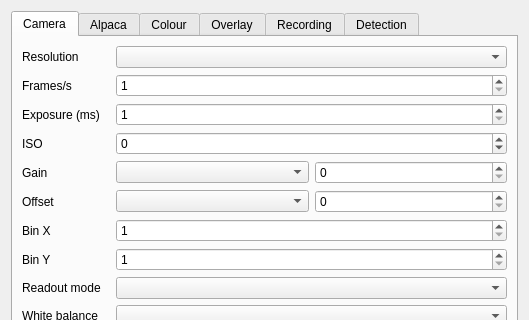
Before: the Qt Designer form plugins/feature/camera/camerasettingsdialog.ui in srcejon/sdrangel, drawn with Qt 5; both pictures show x 0 to 529 and y 0 to 320 of the 529 by 714 pixel window.
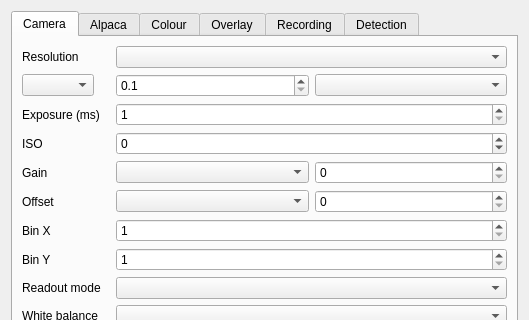
After: the same form once the commit is applied. The open tabs and pages were chosen to show the change. Icons and pictures are not drawn.

Commit message: Add interval camera capture mode

Patch:
```diff
--- a/plugins/feature/camera/camerasettingsdialog.ui
+++ b/plugins/feature/camera/camerasettingsdialog.ui
@@ -41,9 +41,9 @@
           </widget>
          </item>
          <item row="1" column="0">
-          <widget class="QLabel" name="fpsLabel">
-           <property name="text">
-            <string>Frames/s</string>
+          <widget class="QComboBox" name="fpsLabel">
+           <property name="toolTip">
+            <string>Select whether the camera captures video frames continuously or still images at an interval</string>
            </property>
           </widget>
          </item>
@@ -316,7 +316,7 @@
           </widget>
          </item>
          <item row="1" column="1">
-          <widget class="QStackedWidget" name="fpsStack">
+          <widget class="QStackedWidget" name="captureValueStack">
            <property name="sizePolicy">
             <sizepolicy hsizetype="Preferred" vsizetype="Maximum">
              <horstretch>0</horstretch>
@@ -324,6 +324,25 @@
             </sizepolicy>
            </property>
            <property name="currentIndex">
+            <number>0</number>
+           </property>
+           <widget class="QWidget" name="frameRatePage">
+            <layout class="QHBoxLayout" name="captureModeFrameRateLayout">
+             <property name="leftMargin">
+              <number>0</number>
+             </property>
+             <property name="topMargin">
+              <number>0</number>
+             </property>
+             <property name="rightMargin">
+              <number>0</number>
+             </property>
+             <property name="bottomMargin">
+              <number>0</number>
+             </property>
+             <item>
+              <widget class="QStackedWidget" name="fpsStack">
+               <property name="currentIndex">
             <number>1</number>
            </property>
            <widget class="QWidget" name="fpsComboPage">
@@ -373,6 +392,52 @@
                </property>
                <property name="maximum">
                 <number>240</number>
+                   </property>
+                  </widget>
+                 </item>
+                </layout>
+               </widget>
+              </widget>
+             </item>
+            </layout>
+           </widget>
+           <widget class="QWidget" name="intervalPage">
+            <layout class="QHBoxLayout" name="captureModeIntervalLayout">
+             <property name="leftMargin">
+              <number>0</number>
+             </property>
+             <property name="topMargin">
+              <number>0</number>
+             </property>
+             <property name="rightMargin">
+              <number>0</number>
+             </property>
+             <property name="bottomMargin">
+              <number>0</number>
+             </property>
+             <item>
+              <widget class="QDoubleSpinBox" name="intervalSpin">
+               <property name="toolTip">
+                <string>Interval between still-image captures</string>
+               </property>
+               <property name="decimals">
+                <number>1</number>
+               </property>
+               <property name="minimum">
+                <double>0.100000000000000</double>
+               </property>
+               <property name="maximum">
+                <double>1000000.000000000000000</double>
+               </property>
+               <property name="singleStep">
+                <double>0.100000000000000</double>
+               </property>
+              </widget>
+             </item>
+             <item>
+              <widget class="QComboBox" name="intervalUnitsCombo">
+               <property name="toolTip">
+                <string>Units for the still-image capture interval</string>
                </property>
               </widget>
              </item>
```
Lines whose indentation alone changed are shown as unchanged. The commit also changes 7 other files.
